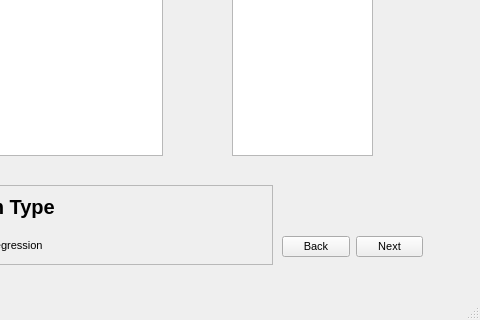
ggrkp/projectv1, file guiv1.ui: the form before one commit; both pictures show x 428 to 908 and y 355 to 675 of the 908 by 675 pixel window.
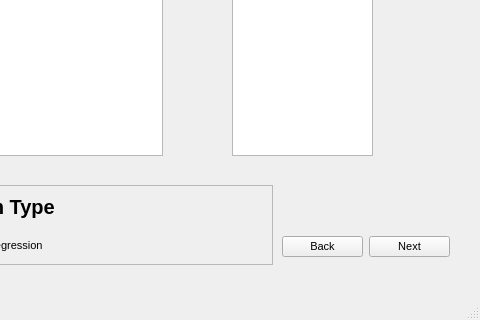
The form after the commit. The open tabs and pages were chosen to show the change. Icons and pictures are not drawn.

```diff
--- a/guiv1.ui
+++ b/guiv1.ui
@@ -31,7 +31,7 @@
      <rect>
       <x>40</x>
       <y>20</y>
-      <width>831</width>
+      <width>841</width>
       <height>621</height>
      </rect>
     </property>
@@ -1853,7 +1853,7 @@
        </property>
       </widget>
      </widget>
-     <widget class="QWidget" name="">
+     <widget class="QWidget" name="layoutWidget">
       <property name="geometry">
        <rect>
         <x>40</x>
@@ -1875,7 +1875,7 @@
        </item>
       </layout>
      </widget>
-     <widget class="QWidget" name="">
+     <widget class="QWidget" name="layoutWidget">
       <property name="geometry">
        <rect>
         <x>620</x>
@@ -1897,12 +1897,12 @@
        </item>
       </layout>
      </widget>
-     <widget class="QWidget" name="">
+     <widget class="QWidget" name="layoutWidget">
       <property name="geometry">
        <rect>
         <x>670</x>
         <y>570</y>
-        <width>141</width>
+        <width>168</width>
         <height>24</height>
        </rect>
       </property>
```
Left out of the diff: 156 changed lines with no effect on the pictures.
